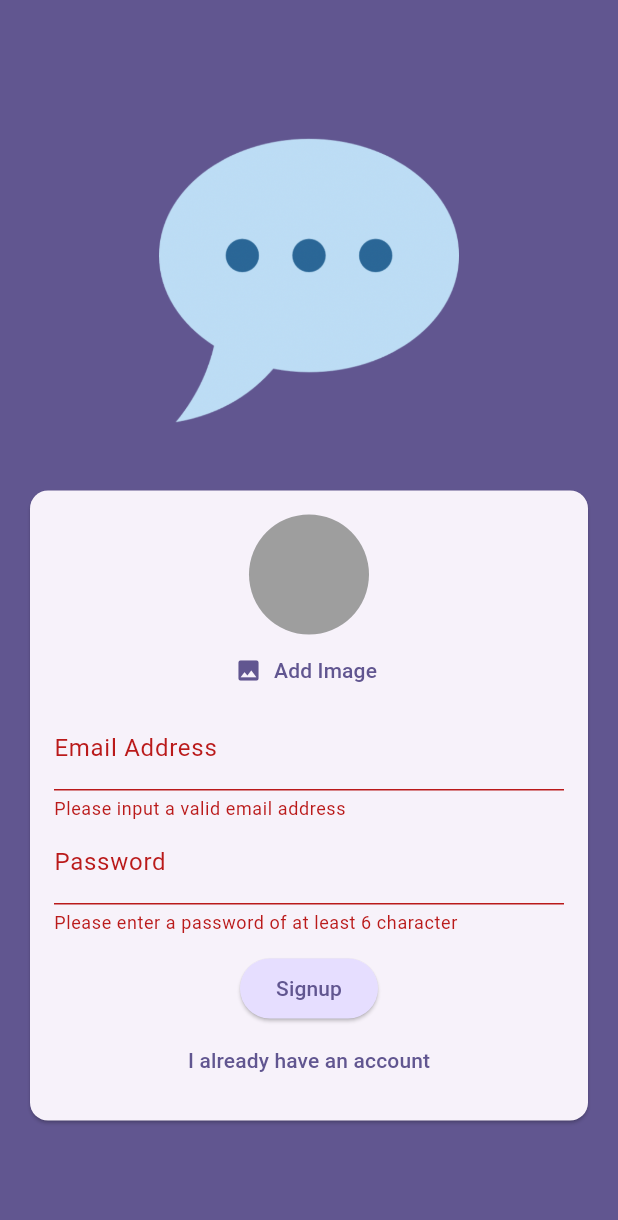
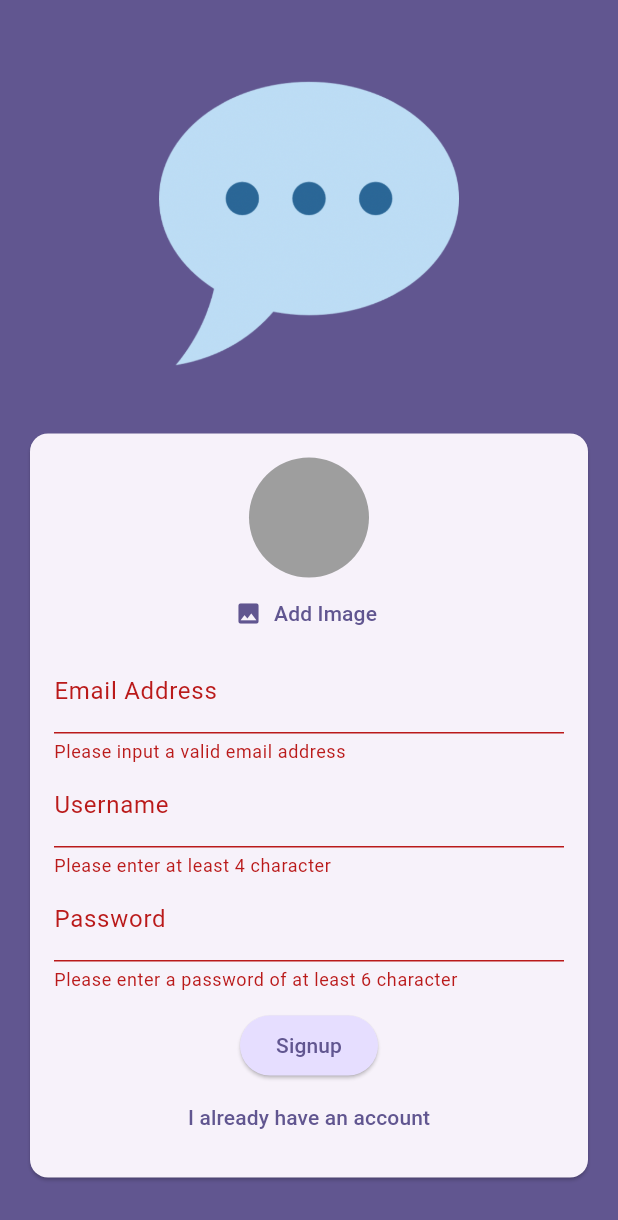
Before and after one commit to sidratulpunno/FlutterChatApp, a Flutter app: the screen it shows after launch, after a tap on "login", after a tap on "Create an account", after a tap on "Signup", on a phone screen of 412 x 824 dp. Shown: the top 1220 px of the screen. Run offline on Flutter 3.47's test engine with Material 3 defaults, Android fonts, the phone set to English and light mode, and no system bars; our stand-ins replace cloud_firestore, firebase_auth, firebase_core, firebase_storage, image_picker; accounts and stored records are empty.

Commit message:
added username feature

```diff
--- a/lib/screens/auth.dart
+++ b/lib/screens/auth.dart
@@ -24,6 +24,7 @@ class _AuthScreenState extends State<AuthScreen> {
   var _isLogin = true;
   var _enteredEmail = '';
   var _enteredPassword = '';
+  var _enteredUsername = '';
   var _isAuthenticating = false;
   File? _selectedImage;
 
@@ -55,7 +56,7 @@ class _AuthScreenState extends State<AuthScreen> {
             .collection('users')
             .doc(userCredentials.user!.uid)
             .set({
-          'username': 'to be done.',
+          'username': _enteredUsername,
           'email': _enteredEmail,
           'image_url': imageUrl,
         });
@@ -122,6 +123,23 @@ class _AuthScreenState extends State<AuthScreen> {
                               _enteredEmail = value!;
                             },
                           ),
+                          if (!_isLogin)
+                            TextFormField(
+                              decoration:
+                                  const InputDecoration(labelText: 'Username'),
+                              enableSuggestions: false,
+                              validator: (value) {
+                                if (value == null ||
+                                    value.isEmpty ||
+                                    value.trim().length < 4) {
+                                  return 'Please enter at least 4 character';
+                                }
+                                return null;
+                              },
+                              onSaved: (value) {
+                                _enteredUsername = value!;
+                              },
+                            ),
                           TextFormField(
                             decoration:
                                 const InputDecoration(labelText: 'Password'),
```
